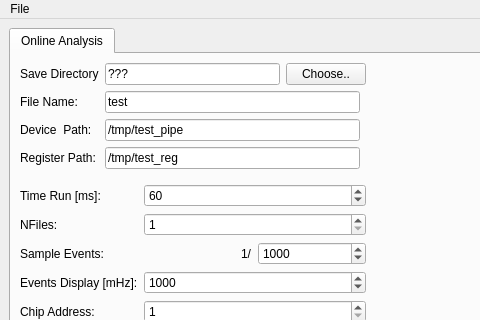
Above: software/gui/form/mainwindow.ui from cepc/kc705 before the change; both pictures show x 0 to 480 and y 0 to 320 of the 1192 by 817 pixel window. Below: the same form after it.
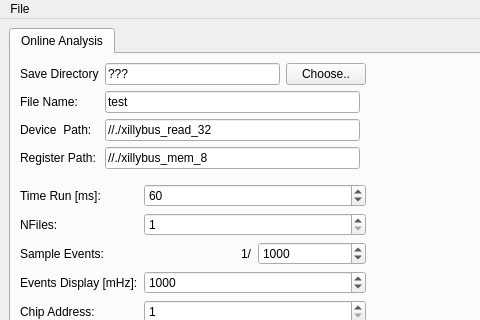
That is the form after the change. Icons and pictures are not drawn. Custom widgets are drawn as their Qt base class.

```diff
--- a/software/gui/form/mainwindow.ui
+++ b/software/gui/form/mainwindow.ui
@@ -43,7 +43,7 @@
             <item row="7" column="1">
              <widget class="QLineEdit" name="LineEdit_Online_RegName">
               <property name="text">
-               <string>/tmp/test_reg</string>
+               <string>//./xillybus_mem_8</string>
               </property>
              </widget>
             </item>
@@ -92,7 +92,7 @@
             <item row="5" column="1">
              <widget class="QLineEdit" name="LineEdit_Online_InName">
               <property name="text">
-               <string>/tmp/test_pipe</string>
+               <string>//./xillybus_read_32</string>
               </property>
              </widget>
             </item>
```
Left out of the diff: 6 changed lines with no effect on the pictures.
